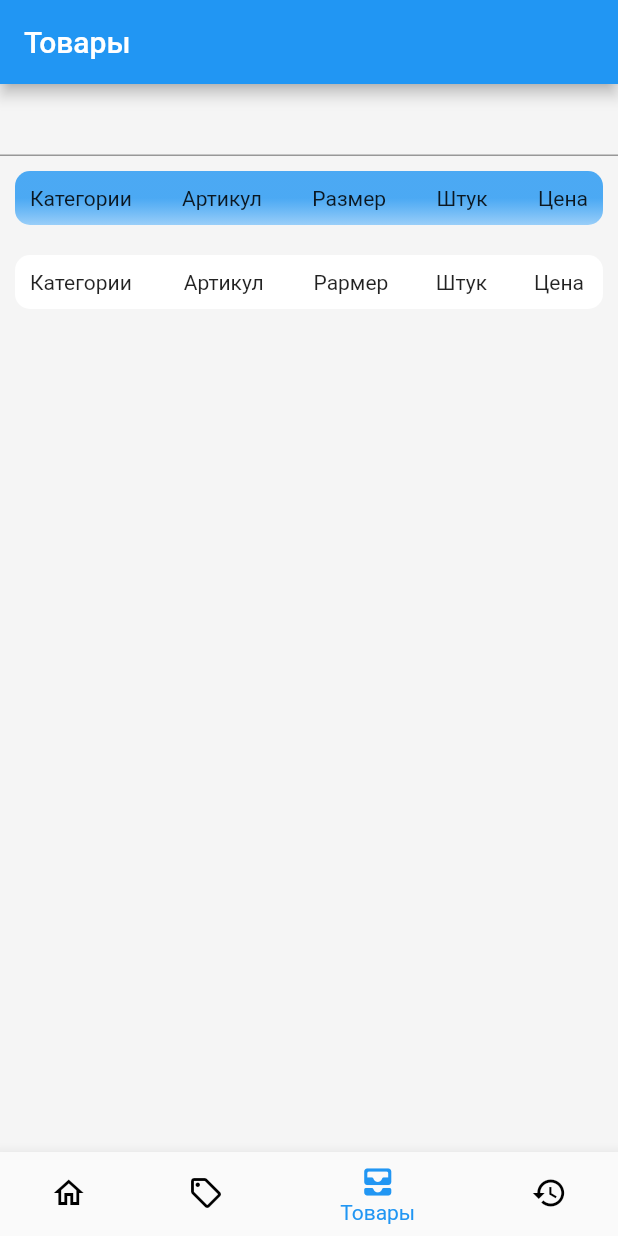
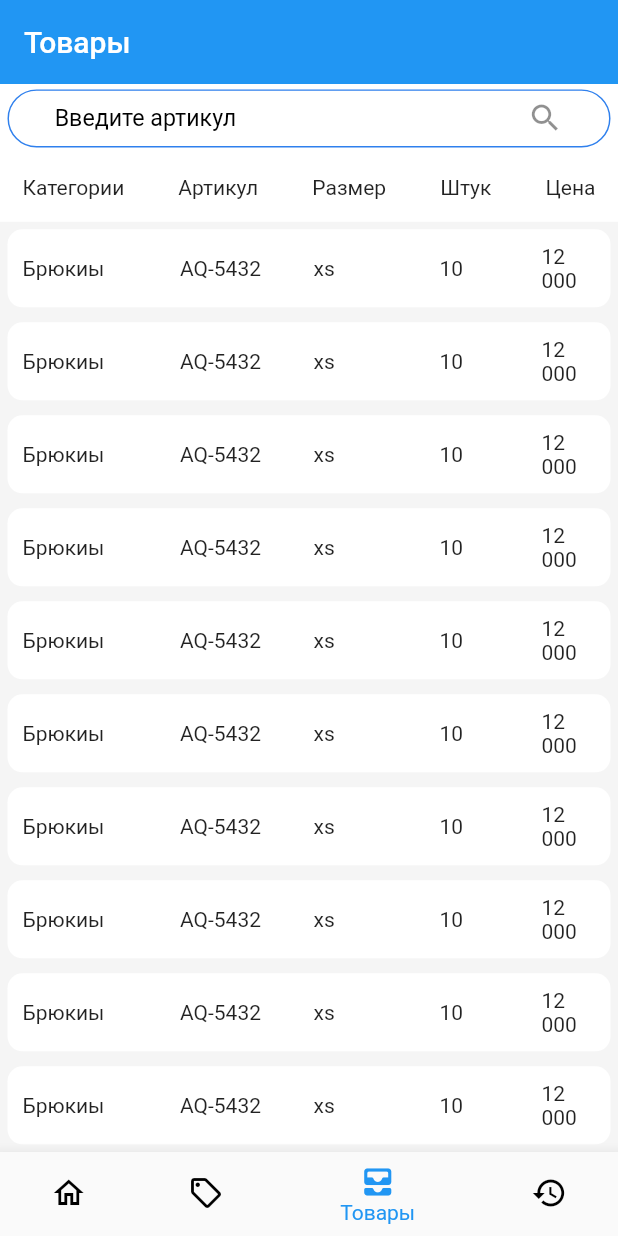
Before and after one commit to Ipilot7/MySimpleStore, a Flutter app: the screen it shows after launch, item 3 of the bottom bar chosen, on a phone screen of 412 x 824 dp. Run offline on Flutter 3.47's test engine with Material 2 defaults, Android fonts, the phone set to English and light mode, and no system bars; our stand-ins replace flutter_screenutil; missing offline and left inert: floating_action_bubble; Roboto replaces fonts that are missing (Montserrat).

Commit message:
all products is add

```diff
--- a/lib/main.dart
+++ b/lib/main.dart
@@ -10,7 +10,6 @@ void main() => runApp(ScreenUtilInit(
         debugShowCheckedModeBanner: false,
         theme: ThemeData(
           primarySwatch: Colors.blue,
-          backgroundColor: Colors.white,
           scaffoldBackgroundColor: Colors.white,
         ),
         onGenerateRoute: (settings) => Routes.generateRoute(settings),
--- a/lib/presentation/pages/all_products.dart
+++ b/lib/presentation/pages/all_products.dart
@@ -1,5 +1,10 @@
 import 'package:flutter/material.dart';
+import 'package:flutter_screenutil/flutter_screenutil.dart';
 import 'package:my_simple_store/config/constants/app_colors.dart';
+import 'package:my_simple_store/config/constants/app_text_styles.dart';
+import 'package:my_simple_store/presentation/widgets/custom_textfield.dart';
+import 'package:my_simple_store/presentation/widgets/product_widget.dart';
+import 'package:my_simple_store/presentation/widgets/products_title.dart';
 
 class AllProductsPage extends StatefulWidget {
   const AllProductsPage({super.key});
@@ -12,49 +17,33 @@ class _AllProductsPageState extends State<AllProductsPage> {
   @override
   Widget build(BuildContext context) {
     return ColoredBox(
-      color: Colors.grey.withOpacity(0.1),
-      child: Column(
-        children: [
-          const TextField(),
-          Container(
-            alignment: Alignment.center,
-            margin: const EdgeInsets.all(10),
-            padding: const EdgeInsets.all(10),
-            decoration: BoxDecoration(
-                borderRadius: BorderRadius.circular(10),
-                gradient: AppColors.products),
-            child: Row(
-              mainAxisAlignment: MainAxisAlignment.spaceBetween,
-              children: const [
-                Text('Категории'),
-                Text('Артикул'),
-                Text('Размер'),
-                Text('Штук'),
-                Text('Цена'),
-              ],
+        color: Colors.grey.withOpacity(0.1),
+        child: CustomScrollView(
+          physics: const BouncingScrollPhysics(),
+          slivers: [
+            SliverAppBar(
+              titleTextStyle:
+                  AppTextStyles.body16w4.copyWith(color: AppColors.white),
+              title: const CustomTextField(),
+              titleSpacing: 0,
+              backgroundColor: Colors.white,
+              pinned: true,
+              snap: false,
+              floating: true,
+              expandedHeight: 95.h,
+              bottom: const PreferredSize(
+                preferredSize: Size(0, 46),
+                child: ProductsTitlesWidget(),
+              ),
             ),
-          ),
-          Container(
-            alignment: Alignment.center,
-            margin: const EdgeInsets.all(10),
-            padding: const EdgeInsets.all(10),
-            decoration: BoxDecoration(
-              borderRadius: BorderRadius.circular(10),
-              color: Colors.white,
-            ),
-            child: Row(
-              mainAxisAlignment: MainAxisAlignment.spaceBetween,
-              children: const [
-                SizedBox(width: 73, child: Text('Категории')),
-                SizedBox(width: 57, child: Text('Артикул')),
-                SizedBox(width: 52, child: Text('Раpмер')),
-                SizedBox(width: 36, child: Text('Штук')),
-                SizedBox(width: 36, child: Text('Цена')),
-              ],
-            ),
-          ),
-        ],
-      ),
-    );
+            SliverToBoxAdapter(
+                child: Column(
+              children: List.generate(
+                50,
+                (index) => const ProductWidget(),
+              ),
+            ))
+          ],
+        ));
   }
 }
--- a/lib/presentation/pages/home.dart
+++ b/lib/presentation/pages/home.dart
@@ -1,6 +1,4 @@
 import 'package:flutter/material.dart';
-import 'package:flutter/src/widgets/container.dart';
-import 'package:flutter/src/widgets/framework.dart';
 
 class HomePage extends StatefulWidget {
   const HomePage({super.key});
--- a/lib/presentation/pages/view.dart
+++ b/lib/presentation/pages/view.dart
@@ -104,6 +104,7 @@ class _ViewPageState extends State<ViewPage>
                       ..rotateY((pi / 6) * val),
                     child: Scaffold(
                       appBar: AppBar(
+                        elevation: 0,
                         title: Text(
                           menuNames[_selectedPage],
                         ),
--- /dev/null
+++ b/lib/presentation/widgets/custom_textfield.dart
@@ -0,0 +1,42 @@
+import 'package:flutter/material.dart';
+import 'package:flutter_screenutil/flutter_screenutil.dart';
+import 'package:my_simple_store/config/constants/app_text_styles.dart';
+
+class CustomTextField extends StatelessWidget {
+  const CustomTextField({
+    super.key,
+  });
+
+  @override
+  Widget build(BuildContext context) {
+    return Container(
+      margin: const EdgeInsets.symmetric(horizontal: 5),
+      height: 40.h,
+      child: TextField(
+        style: AppTextStyles.body16w4,
+        decoration: InputDecoration(
+          enabledBorder: OutlineInputBorder(
+            borderSide: BorderSide(
+              width: 1.h,
+              color: const Color(0xff2F80ED),
+            ),
+            borderRadius: BorderRadius.circular(32.r),
+          ),
+          border: OutlineInputBorder(
+            borderRadius: BorderRadius.circular(32.r),
+          ),
+          hintText: 'Введите артикул',
+          hintStyle: AppTextStyles.body16w4,
+          contentPadding: EdgeInsets.only(left: 30.w),
+          fillColor: const Color(0xff2F80ED),
+          suffixIcon: Padding(
+            padding: EdgeInsets.only(right: 30.w, top: 5.h, bottom: 5.h),
+            child: InkWell(
+                borderRadius: BorderRadius.circular(10.r),
+                child: const Icon(Icons.search)),
+          ),
+        ),
+      ),
+    );
+  }
+}
--- /dev/null
+++ b/lib/presentation/widgets/product_widget.dart
@@ -0,0 +1,30 @@
+import 'package:flutter/material.dart';
+
+class ProductWidget extends StatelessWidget {
+  const ProductWidget({
+    super.key,
+  });
+
+  @override
+  Widget build(BuildContext context) {
+    return Container(
+      alignment: Alignment.center,
+      margin: const EdgeInsets.all(5),
+      padding: const EdgeInsets.all(10),
+      decoration: BoxDecoration(
+        borderRadius: BorderRadius.circular(10),
+        color: Colors.white,
+      ),
+      child: Row(
+        mainAxisAlignment: MainAxisAlignment.spaceBetween,
+        children: const [
+          SizedBox(width: 73, child: Text('Брюкиы')),
+          SizedBox(width: 57, child: Text('AQ-5432')),
+          SizedBox(width: 52, child: Text('xs')),
+          SizedBox(width: 36, child: Text('10')),
+          SizedBox(width: 36, child: Text('12 000')),
+        ],
+      ),
+    );
+  }
+}
--- /dev/null
+++ b/lib/presentation/widgets/products_title.dart
@@ -0,0 +1,31 @@
+import 'package:flutter/material.dart';
+import 'package:my_simple_store/config/constants/app_colors.dart';
+
+class ProductsTitlesWidget extends StatelessWidget {
+  const ProductsTitlesWidget({
+    super.key,
+  });
+
+  @override
+  Widget build(BuildContext context) {
+    return Container(
+      alignment: Alignment.center,
+      margin: const EdgeInsets.all(5),
+      padding: const EdgeInsets.all(10),
+      decoration: const BoxDecoration(
+          // borderRadius: BorderRadius.circular(10),
+          // gradient: AppColors.products
+          ),
+      child: Row(
+        mainAxisAlignment: MainAxisAlignment.spaceBetween,
+        children: const [
+          Text('Категории'),
+          Text('Артикул'),
+          Text('Размер'),
+          Text('Штук'),
+          Text('Цена'),
+        ],
+      ),
+    );
+  }
+}
```
Also changed, not shown: pubspec.lock.
